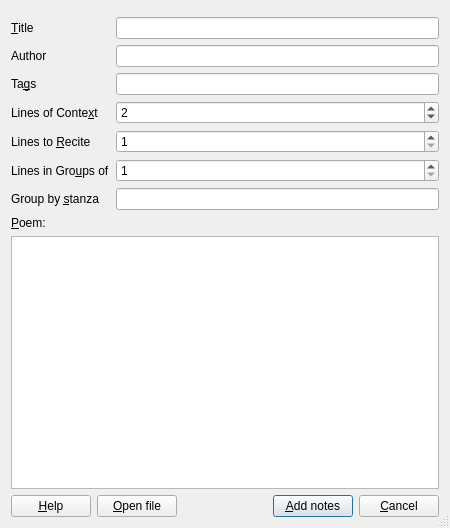
Old version of the form designer/import_dialog.ui in the repository kzhovn/AnkiLPCG.
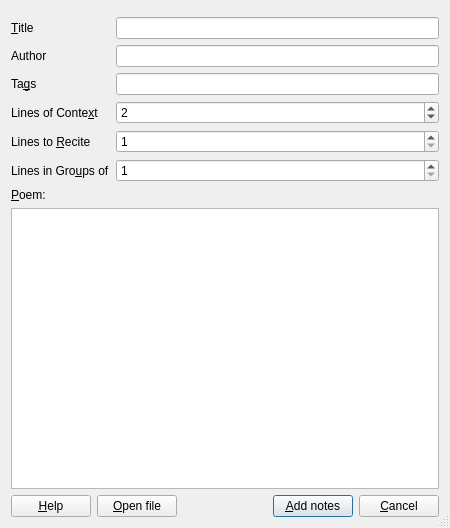
New version of the form.

Commit message: Revert whatever I broke in import_dialog.ui

Diff of the .ui file:
```diff
--- a/designer/import_dialog.ui
+++ b/designer/import_dialog.ui
@@ -144,19 +144,6 @@
        </property>
       </widget>
      </item>
-     <item row="11" column="0">
-      <widget class="QLabel" name="label_3">
-       <property name="text">
-        <string>Group by &amp;stanza</string>
-       </property>
-       <property name="buddy">
-        <cstring>tagsBox</cstring>
-       </property>
-      </widget>
-     </item>
-     <item row="11" column="1">
-      <widget class="QLineEdit" name="tagsBox"/>
-     </item>
     </layout>
    </item>
    <item>
```
